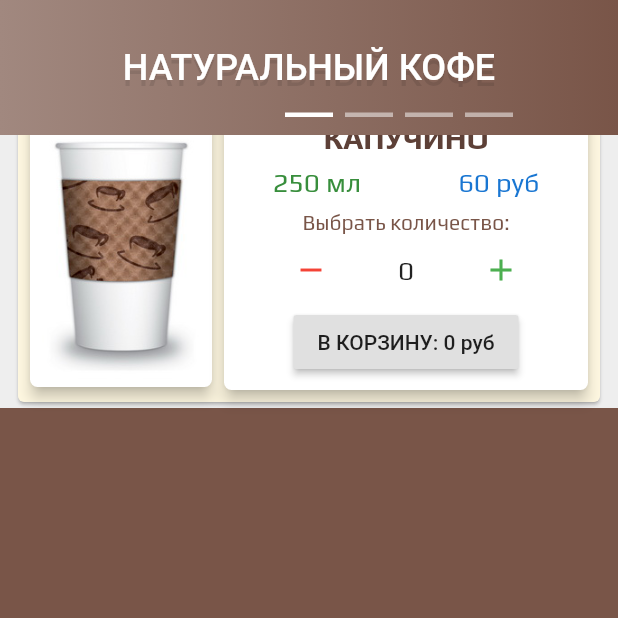
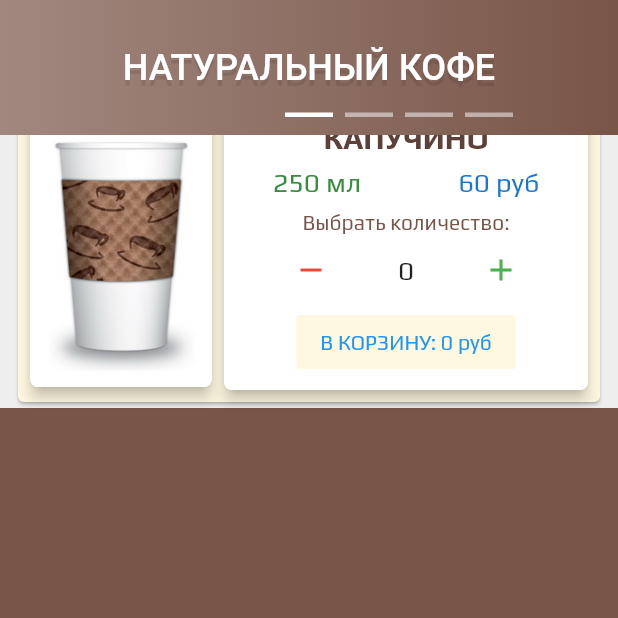
Before and after one commit to CoMatu/coffee, a Flutter app: the screen it shows after launch, scrolled down 1400 dp, on a phone screen of 412 x 824 dp, the top half of it. Run offline on Flutter 3.47's test engine with Material 2 defaults, Android fonts, the phone set to English and light mode, and no system bars; Roboto replaces fonts that are missing (Raleway).

```diff
--- a/lib/card.dart
+++ b/lib/card.dart
@@ -121,8 +121,13 @@ class ProductCardState extends State<ProductCard> {
                         ),
                         Padding(
                           padding: const EdgeInsets.only(bottom: 8.0),
-                          child: RaisedButton(
-                            child: Text('В КОРЗИНУ: 0 руб'),
+                          child: FlatButton(
+                            child: Text('В КОРЗИНУ: 0 руб',
+                            style: TextStyle(
+                              fontFamily: 'Play',
+                              color: Colors.blue
+                            ),),
+                            color: _amber,
                             onPressed: (){
 
                             },
```
